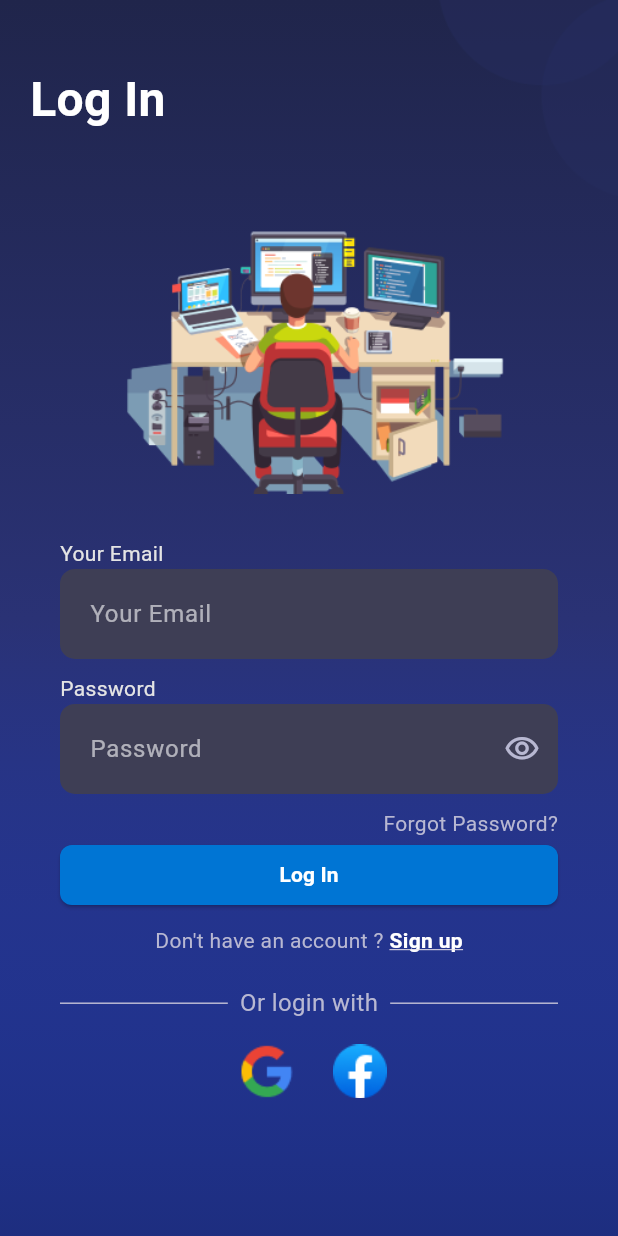
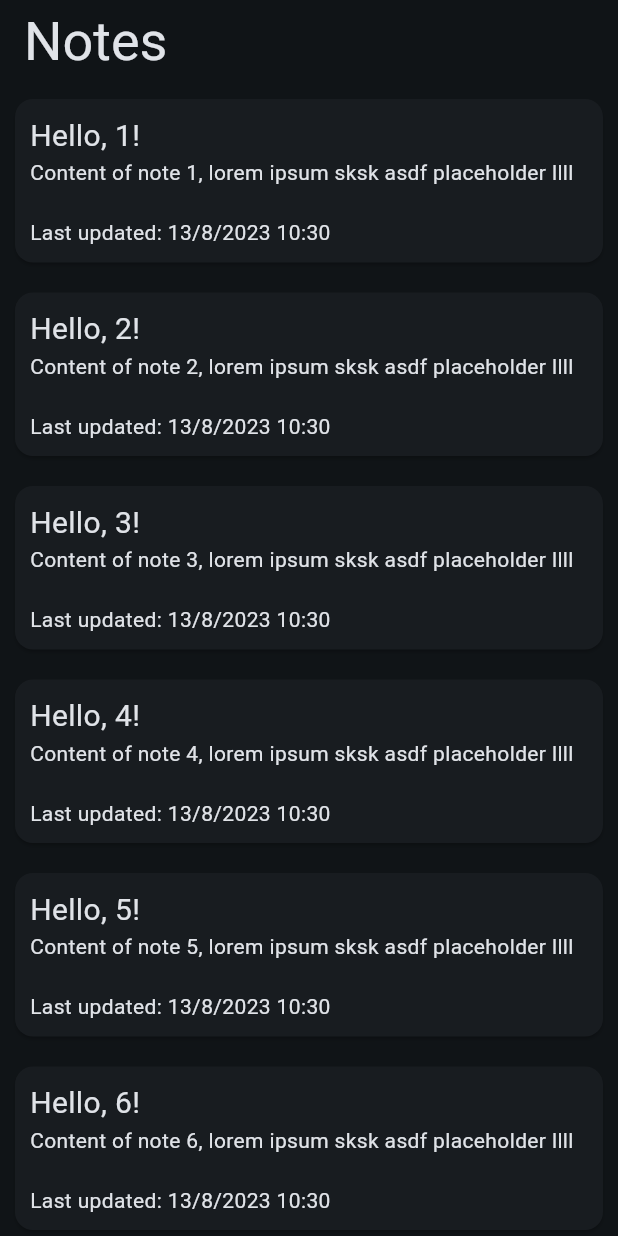
Before and after one commit to mirzazulfadhliamin/Flutter_UI_Login_APP, a Flutter app: the screen it shows after launch, after a tap on "Log In", on a phone screen of 412 x 824 dp. Run offline on Flutter 3.47's test engine with Material 2 defaults, Android fonts, the phone set to English and light mode, and no system bars; Roboto replaces fonts that are missing (Georgia, Hind, addressCity).

Commit message:
feat: [EAI] finish home page prototype

```diff
--- /dev/null
+++ b/lib/classes/note.dart
@@ -0,0 +1,8 @@
+class Note {
+  String title;
+  String content;
+  DateTime createdAt;
+  DateTime updatedAt;
+
+  Note(this.title, this.content, this.createdAt, this.updatedAt);
+}
--- a/lib/main.dart
+++ b/lib/main.dart
@@ -1,7 +1,7 @@
 import 'package:flutter/material.dart';
 import 'package:login_page1/pages/login.dart';
 
-void main() {
+void main() async {
   runApp(const MyApp());
 }
 
@@ -16,8 +16,7 @@ class MyApp extends StatelessWidget {
       title: 'Flutter Demo',
       theme: ThemeData(
           // Define the default brightness and colors.
-          brightness: Brightness.dark,
-          primaryColor: Colors.lightBlue[800],
+          colorScheme: ColorScheme.fromSeed(seedColor: Colors.lightBlue, brightness: Brightness.dark),
 
           // Define the default font family.
           fontFamily: 'Georgia',
@@ -26,7 +25,7 @@ class MyApp extends StatelessWidget {
           // text styling for headlines, titles, bodies of text, and more.
           textTheme: const TextTheme(
             displayLarge: TextStyle(fontSize: 72, fontWeight: FontWeight.bold),
-            titleLarge: TextStyle(fontSize: 36, fontStyle: FontStyle.italic),
+            titleLarge: TextStyle(fontSize: 36, fontStyle: FontStyle.normal),
             bodyMedium: TextStyle(fontSize: 14, fontFamily: 'Hind'),
           ),
           useMaterial3: true),
--- /dev/null
+++ b/lib/pages/home.dart
@@ -0,0 +1,64 @@
+import 'package:flutter/material.dart';
+import 'package:login_page1/classes/note.dart';
+
+class HomePage extends StatelessWidget {
+  @override
+  Widget build(BuildContext context) {
+    List<Note> notes = [];
+    for (int i = 1; i <= 10; i++) {
+      DateTime now = DateTime.now();
+      notes.add(Note(
+          "Hello, $i!",
+          "Content of note $i, lorem ipsum sksk asdf placeholder llll",
+          now,
+          now));
+    }
+
+    return Scaffold(
+      appBar: AppBar(
+        title: Text(
+          "Notes",
+          style: TextStyle(fontStyle: FontStyle.normal),
+        ),
+      ),
+      body: SafeArea(
+        child: Center(
+          child: ListView.builder(
+            scrollDirection: Axis.vertical,
+            shrinkWrap: true,
+            itemCount: notes.length,
+            itemBuilder: (context, count) {
+              Note note = notes[count];
+              DateTime createdAt = note.createdAt;
+              DateTime updatedAt = note.updatedAt;
+
+              return Card(
+                margin:
+                    EdgeInsets.symmetric(horizontal: 10, vertical: 10),
+                child: Container(
+                  padding:
+                      EdgeInsets.symmetric(horizontal: 10, vertical: 10),
+                  child: Column(
+                    crossAxisAlignment: CrossAxisAlignment.start,
+                    children: [
+                      Text(
+                        notes[count].title,
+                        style: TextStyle(fontSize: 20),
+                      ),
+                      Text(notes[count].content),
+                      SizedBox(
+                        height: 20,
+                      ),
+                      Text(
+                          "Last updated: ${updatedAt.day}/${updatedAt.month}/${updatedAt.year} ${updatedAt.hour}:${updatedAt.minute}"),
+                    ],
+                  ),
+                ),
+              );
+            },
+          ),
+        ),
+      ),
+    );
+  }
+}
--- a/lib/pages/login.dart
+++ b/lib/pages/login.dart
@@ -1,4 +1,5 @@
 import 'package:flutter/material.dart';
+import 'package:login_page1/pages/home.dart';
 import 'package:login_page1/pages/signup.dart';
 
 class LoginPage extends StatefulWidget {
@@ -15,6 +16,13 @@ class _LoginPageState extends State<LoginPage> {
   FocusNode _focu = FocusNode();
 
   bool _obscureText = true;
+
+  @override
+  void dispose() {
+    _focu.dispose();
+    _focus.dispose();
+    super.dispose();
+  }
 
   @override
   Widget build(BuildContext context) {
@@ -166,7 +174,12 @@ class _LoginPageState extends State<LoginPage> {
                           horizontal:
                               40), // Margin samping untuk memberikan jarak dari tepi layar
                       child: ElevatedButton(
-                        onPressed: () {},
+                        onPressed: () {
+                          Navigator.pushReplacement(
+                              context,
+                              MaterialPageRoute(
+                                  builder: (context) => HomePage()));
+                        },
                         style: ButtonStyle(
                           backgroundColor: MaterialStateProperty.all(
                             Color.fromARGB(255, 0, 117, 212),
```
